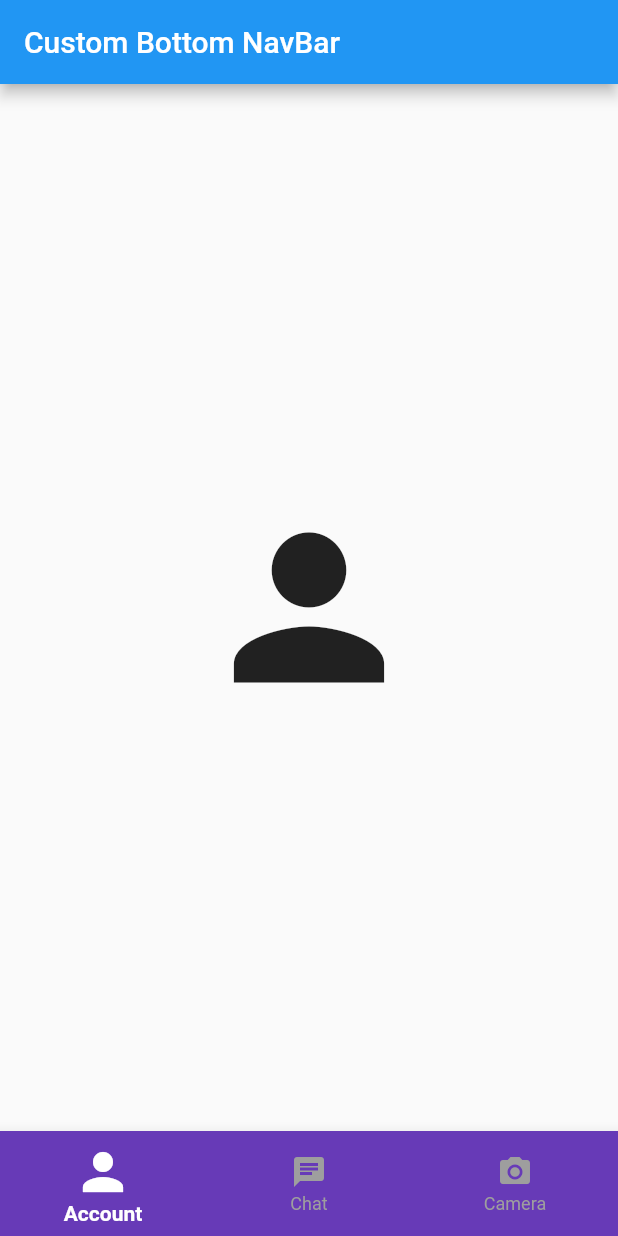
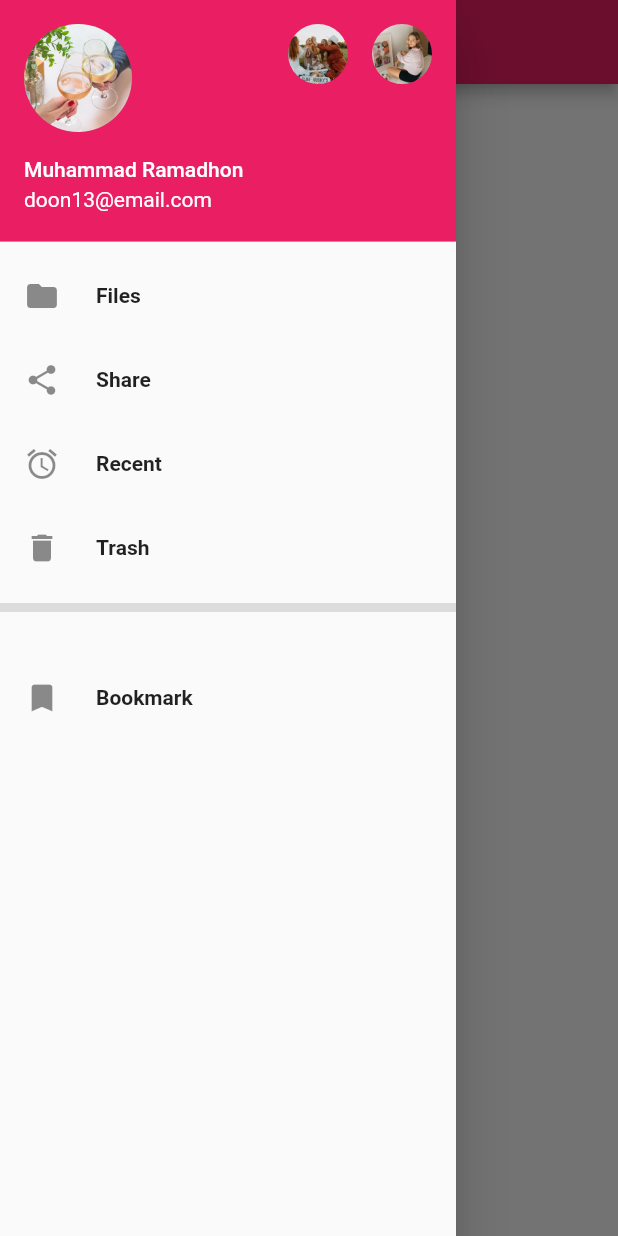
Before and after one commit to dhonstudio/flutter_navigation, a Flutter app: the screen it shows after launch, with the side drawer open (before the commit the screen has no drawer), on a phone screen of 412 x 824 dp. Run offline on Flutter 3.47's test engine with Material 2 defaults, Android fonts, the phone set to English and light mode, and no system bars.

Commit message:
Create NavDrawer

```diff
--- a/lib/main.dart
+++ b/lib/main.dart
@@ -1,8 +1,8 @@
-// ignore_for_file: use_key_in_widget_constructors, prefer_const_constructors, prefer_const_literals_to_create_immutables
+// ignore_for_file: use_key_in_widget_constructors, prefer_const_constructors, prefer_const_literals_to_create_immutables, unused_import, avoid_print
 
-import 'package:flutter/cupertino.dart';
 import 'package:flutter/material.dart';
 import 'package:flutter_navigation/bottomnavbar.dart';
+import 'package:flutter_navigation/navdrawer.dart';
 
 void main() {
   runApp(MyApp());
@@ -13,7 +13,40 @@ class MyApp extends StatelessWidget {
   Widget build(BuildContext context) {
     return MaterialApp(
       title: 'Belajar Navigation',
-      home: BottomNavBar(),
+      theme: ThemeData(primarySwatch: Colors.pink),
+      debugShowCheckedModeBanner: false,
+      home: OpenNavDrawer(),
+    );
+  }
+}
+
+class OpenNavDrawer extends StatelessWidget {
+  final GlobalKey<ScaffoldState> scaffoldKey = GlobalKey<ScaffoldState>();
+
+  @override
+  Widget build(BuildContext context) {
+    return Scaffold(
+      key: scaffoldKey,
+      appBar: AppBar(
+        title: Text('Custom NavDrawer'),
+        leading: IconButton(
+          onPressed: () {
+            print('Menekan menu');
+            scaffoldKey.currentState!.openDrawer();
+          },
+          icon: Icon(Icons.menu),
+          color: Colors.white,
+        ),
+      ),
+      drawer: NavDrawer(),
+      body: Center(
+        child: Column(
+          mainAxisAlignment: MainAxisAlignment.center,
+          children: <Widget>[
+            Text('Belajar Custom Nav Drawer'),
+          ],
+        ),
+      ),
     );
   }
 }
--- /dev/null
+++ b/lib/navdrawer.dart
@@ -0,0 +1,96 @@
+// ignore_for_file: use_key_in_widget_constructors, avoid_print, prefer_const_constructors, prefer_const_literals_to_create_immutables
+
+import 'package:flutter/material.dart';
+
+class NavDrawer extends StatelessWidget {
+  @override
+  Widget build(BuildContext context) {
+    return Drawer(
+      child: ListView(
+        padding: EdgeInsets.zero,
+        children: <Widget>[
+          //isian menu dari navdrawer
+          //header
+          drawerHeader(context),
+          //draweritem
+          drawerItem(Icons.folder, 'Files', () {
+            print('Menekan File');
+          }),
+          drawerItem(Icons.share, 'Share', () {
+            print('Menekan Share');
+          }),
+          drawerItem(Icons.access_alarm_outlined, 'Recent', () {
+            print('Menekan Recent');
+          }),
+          drawerItem(Icons.delete, 'Trash', () {
+            print('Menekan Trash');
+          }),
+          Divider(
+            height: 24.0,
+            thickness: 6,
+          ),
+          Padding(
+            padding: EdgeInsets.only(
+              left: 20.0,
+              top: 10.0,
+              bottom: 10.0,
+            ),
+          ),
+          drawerItem(Icons.bookmark, 'Bookmark', () {
+            print('Menekan Bookmark');
+          })
+        ],
+      ),
+    );
+  }
+
+  Widget drawerHeader(BuildContext context) {
+    return UserAccountsDrawerHeader(
+      accountName: Text('Muhammad Ramadhon'),
+      accountEmail: Text('doon13@email.com'),
+      currentAccountPicture: GestureDetector(
+        onTap: () {
+          //route menuju detail account
+        },
+        child: ClipOval(
+          child: Image(
+            image: AssetImage('assets/images/user_1.jpg'),
+            fit: BoxFit.cover,
+          ),
+        ),
+      ),
+      otherAccountsPictures: <Widget>[
+        ClipOval(
+          child: Image(
+            image: AssetImage('assets/images/user_2.jpg'),
+            fit: BoxFit.cover,
+          ),
+        ),
+        ClipOval(
+          child: Image(
+            image: AssetImage('assets/images/user_3.jpg'),
+            fit: BoxFit.cover,
+          ),
+        ),
+      ],
+    );
+  }
+
+  Widget drawerItem(IconData icon, String text, GestureTapCallback onTap) {
+    return ListTile(
+      title: Row(
+        children: <Widget>[
+          Icon(icon),
+          Padding(
+            padding: EdgeInsets.only(left: 24.0),
+            child: Text(
+              text,
+              style: TextStyle(fontWeight: FontWeight.bold),
+            ),
+          )
+        ],
+      ),
+      onTap: onTap,
+    );
+  }
+}
--- a/pubspec.yaml
+++ b/pubspec.yaml
@@ -58,7 +58,8 @@ flutter:
   uses-material-design: true
 
   # To add assets to your application, add an assets section, like this:
-  # assets:
+  assets:
+    - assets/images/
   #   - images/a_dot_burr.jpeg
   #   - images/a_dot_ham.jpeg
 
```
Also changed, not shown: assets/images/user_1.jpg (added), assets/images/user_2.jpg (added), assets/images/user_3.jpg (added).
